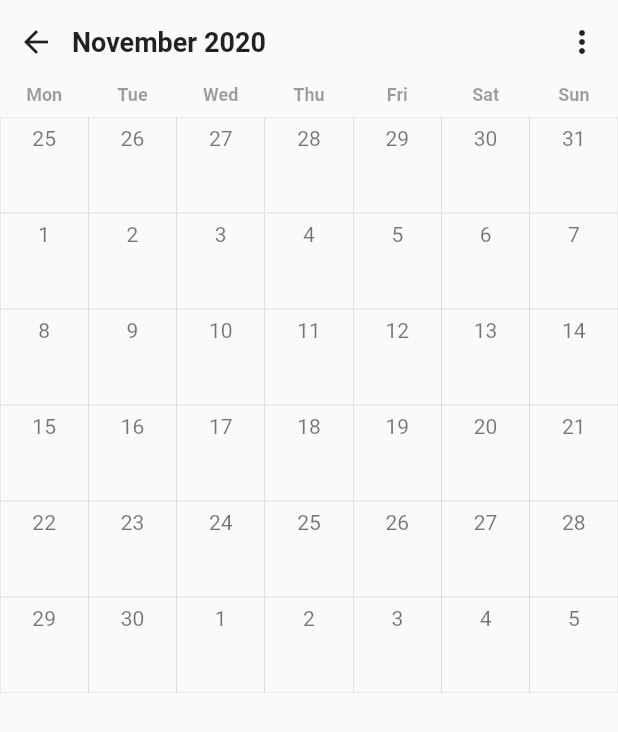
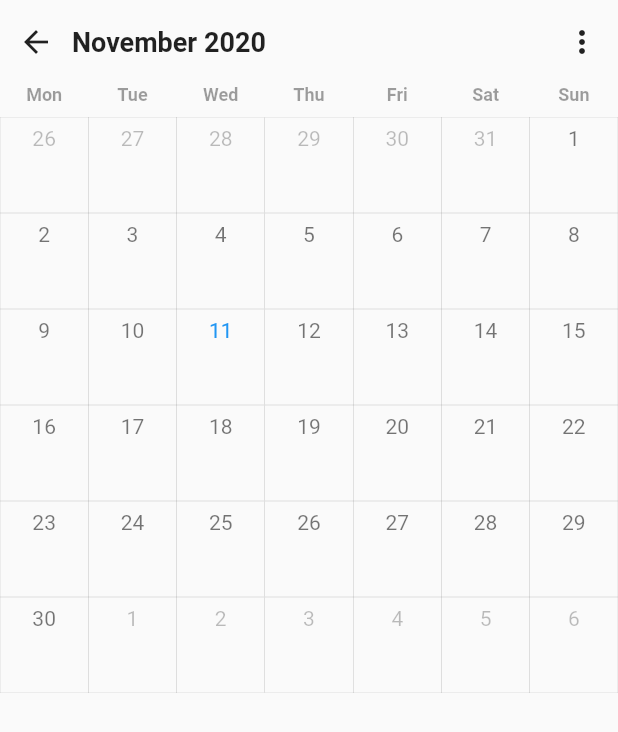
Before and after one commit to ljmatan/company_scheduler, a Flutter app: the CalendarScreen screen opened directly, on a phone screen of 412 x 824 dp. Shown: the top 732 px of the screen. Run offline on Flutter 3.47's test engine with Material 2 defaults, Android fonts, the phone set to English and light mode, and no system bars; our stand-ins replace shared_preferences; accounts and stored records are empty; Roboto replaces fonts that are missing (Tahoma).

Commit message:
fix display

```diff
--- a/lib/logic/calendar/calendar_provider.dart
+++ b/lib/logic/calendar/calendar_provider.dart
@@ -4,13 +4,12 @@ import 'package:company_scheduler/ui/calendar/week_row.dart';
 import 'package:flutter/widgets.dart' show Widget;
 
 class CalendarProvider {
-  static List weekRows(DateTime streamDate, List events) {
+  static List weekRows(DateTime selectedDate, List events) {
     List weekRows = [];
-    DateTime date = streamDate;
-    int month = date.month;
-    int year = date.year;
-    int firstInMonthdayOfTheWeek = DateTime(year, month).weekday;
-    int daysInMonth = month < 8
+    final int month = selectedDate.month;
+    final int year = selectedDate.year;
+    final int firstInMonthdayOfTheWeek = DateTime(year, month).weekday;
+    final int daysInMonth = month < 8
         ? month % 2 == 0 && month != 2
             ? 30
             : month == 2 && year % 4 != 0
@@ -26,9 +25,11 @@ class CalendarProvider {
       for (int dayOfTheWeekNr = firstInMonthdayOfTheWeek + 7 * i;
           dayOfTheWeekNr < firstInMonthdayOfTheWeek + 7 + 7 * i;
           dayOfTheWeekNr++) {
-        int dayOfTheWeek = dayOfTheWeekNr - 2 * firstInMonthdayOfTheWeek + 1;
-        int inNextMonth = dayOfTheWeek - daysInMonth;
-        int indateDay = month < 8
+        // Set to dayOfTheWeekNr - 2 * firstInMonthdayOfTheWeek + 1 for sun - mon display
+        final int dayOfTheWeek =
+            dayOfTheWeekNr - 2 * firstInMonthdayOfTheWeek + 2;
+        final int inNextMonth = dayOfTheWeek - daysInMonth;
+        final int indateDay = month < 8
             ? dayOfTheWeek +
                 (month == 1
                     ? 31
@@ -53,12 +54,13 @@ class CalendarProvider {
                             : year % 4 == 0
                                 ? daysInMonth + 2
                                 : daysInMonth + 3);
-        int dateDay = dayOfTheWeek > daysInMonth ? inNextMonth : indateDay;
+        final int dateDay =
+            dayOfTheWeek > daysInMonth ? inNextMonth : indateDay;
         dayOfTheWeeks.add(
           dayOfTheWeek > 0 && dayOfTheWeek <= daysInMonth
               ? DayCurrentMonth(
                   dayOfTheWeek: dayOfTheWeek,
-                  date: date,
+                  date: selectedDate,
                   events: events,
                 )
               : DayPrevNextMonth(
--- a/lib/ui/calendar/calendar_screen.dart
+++ b/lib/ui/calendar/calendar_screen.dart
@@ -16,7 +16,7 @@ class CalendarScreen extends StatelessWidget {
       ),
       endDrawerEnableOpenDragGesture: false,
       endDrawer: Drawer(),
-      body: Column(
+      body: ListView(
         children: [
           for (var row in CalendarProvider.weekRows(DateTime.now(), [])) row,
         ],
--- a/lib/ui/calendar/day_current_month.dart
+++ b/lib/ui/calendar/day_current_month.dart
@@ -29,8 +29,12 @@ class DayCurrentMonth extends StatelessWidget {
             children: [
               Text(
                 dayOfTheWeek.toString(),
-                style: const TextStyle(
-                  color: Colors.black54,
+                style: TextStyle(
+                  color: dayOfTheWeek == DateTime.now().day &&
+                          date.month == DateTime.now().month &&
+                          date.year == DateTime.now().year
+                      ? Theme.of(context).primaryColor
+                      : Colors.black54,
                 ),
               ),
             ],
--- a/lib/ui/calendar/day_p_n_month.dart
+++ b/lib/ui/calendar/day_p_n_month.dart
@@ -28,7 +28,7 @@ class DayPrevNextMonth extends StatelessWidget {
               Text(
                 dateDay.toString(),
                 style: const TextStyle(
-                  color: Colors.black54,
+                  color: Colors.black26,
                 ),
               ),
             ],
```
